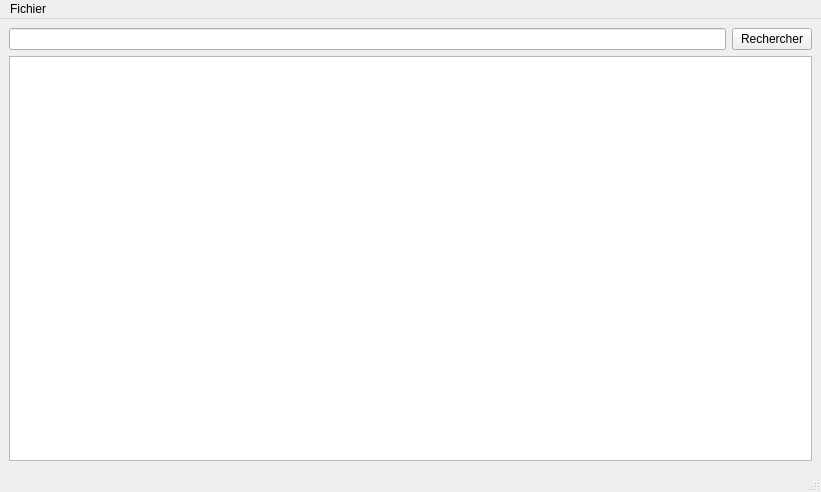
Old version of the form moteur de recherche/src_search/mainwindow.ui in the repository zipang29/rss.
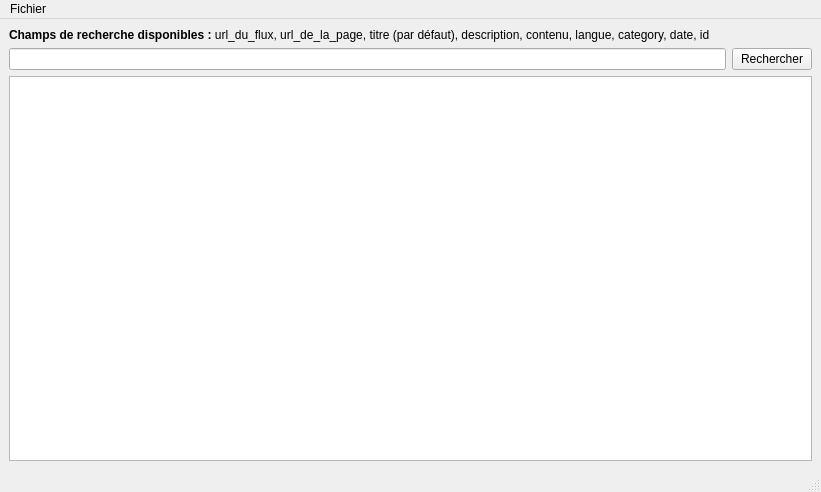
New version of the form.

Commit message: Ajout des champs disponibles pour la recherche en mode console et en mode GUI. Ajout de la description dans les résultats de recherche en GUI

```diff
--- a/moteur de recherche/src_search/mainwindow.ui
+++ b/moteur de recherche/src_search/mainwindow.ui
@@ -15,23 +15,30 @@
   </property>
   <widget class="QWidget" name="centralwidget">
    <layout class="QGridLayout" name="gridLayout">
-    <item row="0" column="1">
+    <item row="1" column="1">
      <widget class="QPushButton" name="rechercher">
       <property name="text">
        <string>Rechercher</string>
       </property>
      </widget>
     </item>
-    <item row="0" column="0">
+    <item row="1" column="0">
      <widget class="QLineEdit" name="requete">
       <property name="inputMask">
        <string/>
       </property>
      </widget>
     </item>
-    <item row="1" column="0" colspan="2">
+    <item row="2" column="0" colspan="2">
      <widget class="QTextBrowser" name="display"/>
     </item>
+    <item row="0" column="0">
+     <widget class="QLabel" name="label">
+      <property name="text">
+       <string>&lt;html&gt;&lt;head/&gt;&lt;body&gt;&lt;p&gt;&lt;span style=&quot; font-weight:600;&quot;&gt;Champs de recherche disponibles :&lt;/span&gt; url_du_flux, url_de_la_page, titre (par défaut), description, contenu, langue, category, date, id&lt;/p&gt;&lt;/body&gt;&lt;/html&gt;</string>
+      </property>
+     </widget>
+    </item>
    </layout>
   </widget>
   <widget class="QMenuBar" name="menubar">
```
The commit also changes 2 other files.
